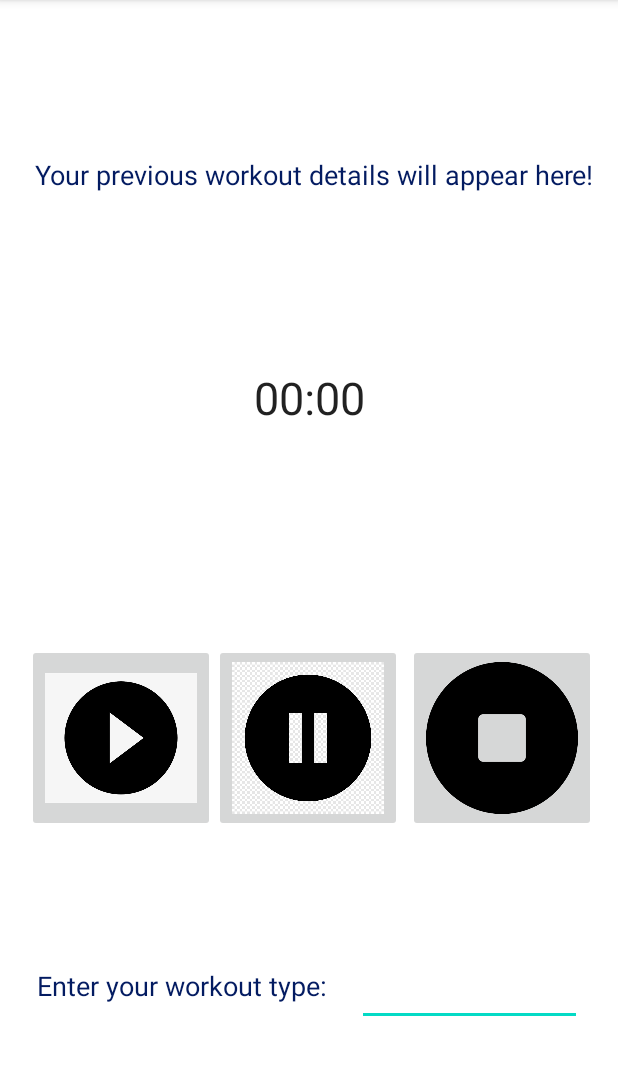
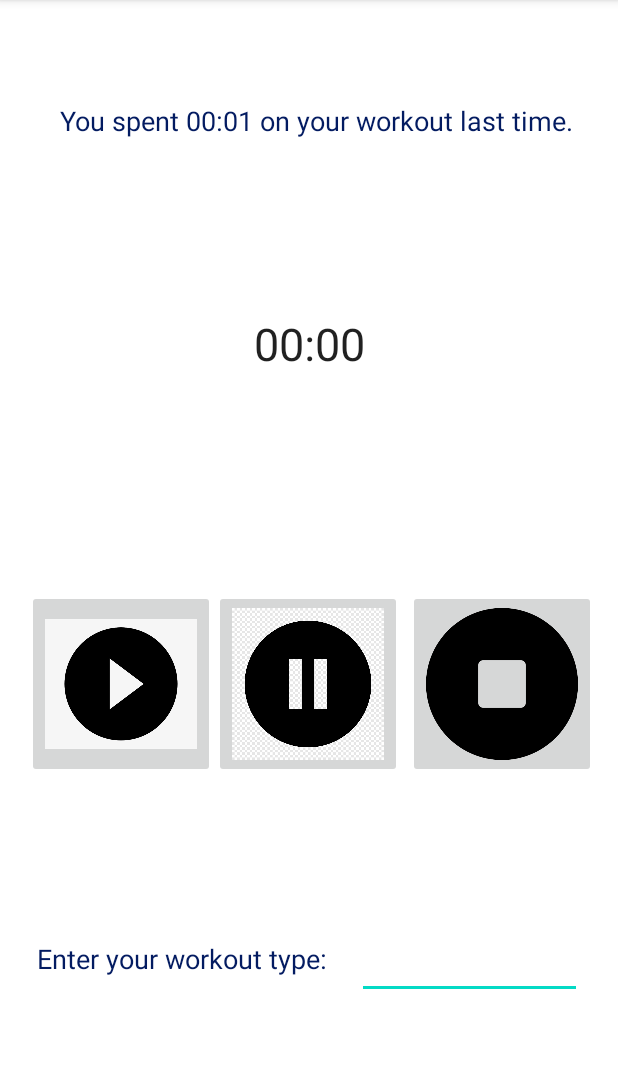
Before and after one commit to mtfernando/Task-4.1P-Workout-Timer, an Android app: the screen it shows after launch (MainActivity), after a tap on an icon or button, on a phone screen of 412 x 824 dp, the part 84-1159 px from its top. Run offline under Robolectric (Android 15) with nearby library versions, the phone set to English and light mode, and no system bars; 2 other taps on this screen came first.

Commit message:
SharedPreferences added
Application saves and displays previous workout details

```diff
--- a/app/src/main/java/com/example/task41pworkouttimer/MainActivity.java
+++ b/app/src/main/java/com/example/task41pworkouttimer/MainActivity.java
@@ -3,24 +3,38 @@ package com.example.task41pworkouttimer;
 import androidx.annotation.NonNull;
 import androidx.appcompat.app.AppCompatActivity;
 
+import android.content.SharedPreferences;
 import android.os.Bundle;
 import android.os.PersistableBundle;
 import android.os.SystemClock;
 import android.view.View;
 import android.widget.Chronometer;
+import android.widget.TextView;
+import android.widget.Toast;
 
 public class MainActivity extends AppCompatActivity {
 
     private Chronometer chronometer;
+    private TextView workoutTextView;
+    private TextView workoutTypeEditText;
     private long pauseOffset;
     private boolean running=false;
     private long chronotime;
+    private SharedPreferences sp;
+    public String workoutTime;
+    public String workoutType;
     @Override
     protected void onCreate(Bundle savedInstanceState) {
         super.onCreate(savedInstanceState);
         setContentView(R.layout.activity_main);
 
+        sp = getSharedPreferences("SharedPrefs", MODE_PRIVATE);
+
         chronometer = findViewById(R.id.chronometer2);
+        workoutTextView = findViewById(R.id.workoutTextView);
+        workoutTypeEditText = findViewById(R.id.editTextWorkoutType);
+
+        updateWorkoutDetails();
 
         if(savedInstanceState!=null){
 
@@ -46,9 +60,30 @@ public class MainActivity extends AppCompatActivity {
             @Override
             public void onChronometerTick(Chronometer chronometer)
             {
-                chronotime = SystemClock.elapsedRealtime() - chronometer.getBase();;
+                chronotime = SystemClock.elapsedRealtime() - chronometer.getBase();
             }
         });
+    }
+
+    //This function updates the text view with your previous workout details.
+    public void updateWorkoutDetails(){
+        System.out.println("Update function is running");
+
+        workoutTime = sp.getString("workoutTime", "");
+        workoutType = sp.getString("workoutType", "");
+
+        System.out.println(workoutTime);
+        System.out.println(workoutType);
+        if(!workoutTime.equals("")) {
+            System.out.println("Loop 1");
+            if(!workoutType.equals("")){
+                System.out.println("Loop 2");
+                workoutTextView.setText("You spent " + workoutTime + " on " + workoutType + " last time.");
+            }
+            else{
+                workoutTextView.setText("You spent " + workoutTime + " on your workout last time.");
+            }
+        }
     }
 
     public void onSaveInstanceState(Bundle savedInstanceState){
@@ -90,6 +125,35 @@ public class MainActivity extends AppCompatActivity {
     public void stopTimer(View view){
         chronometer.stop();
 
+        //Chronometer time to a string
+        int mins = (int)(chronotime/1000/60);
+        int secs = (int)((chronotime/1000)-(mins*60));
+        String minsStr = String.valueOf(mins);
+        String secsStr = String.valueOf(secs);
+
+        //Padding Zeros
+        if(mins<10){
+            minsStr = ("0"+minsStr);
+        }
+        if(secs<10){
+            secsStr = ("0"+secsStr);
+        }
+
+        String timeStr = (minsStr+":"+secsStr);
+        System.out.println(timeStr);
+
+        //Only updating shared preferences if an actual workout was done.
+        //Avoids accidentail erasing of previous workout details by clicking the stop button.
+        System.out.println(chronotime);
+        if(chronotime>0){
+            SharedPreferences.Editor workoutEdit = sp.edit();
+            workoutEdit.putString("workoutTime", timeStr);
+            workoutEdit.putString("workoutType", workoutTypeEditText.getText().toString());
+
+            workoutEdit.commit();
+            updateWorkoutDetails();
+        }
+
         //Reset chronometer base to current time - 00:00
         chronometer.setBase(SystemClock.elapsedRealtime());
 
@@ -98,6 +162,6 @@ public class MainActivity extends AppCompatActivity {
         chronotime = 0;
         running = false;
 
-        //TODO - UPDATE SHARED PREFERENCES WITH WORKOUT DETAILS
+        Toast.makeText(getApplicationContext(), "Stopwatch has been reset!", Toast.LENGTH_SHORT).show();
     }
 }
--- a/app/src/main/res/layout-land/activity_main.xml
+++ b/app/src/main/res/layout-land/activity_main.xml
@@ -76,7 +76,7 @@
             android:textSize="18sp" />
 
         <EditText
-            android:id="@+id/editTextTextPersonName"
+            android:id="@+id/editTextWorkoutType"
             android:layout_width="150dp"
             android:layout_height="wrap_content"
             android:layout_marginEnd="216dp"
--- a/app/src/main/res/layout/activity_main.xml
+++ b/app/src/main/res/layout/activity_main.xml
@@ -10,15 +10,15 @@
         android:id="@+id/workoutTextView"
         android:layout_width="wrap_content"
         android:layout_height="wrap_content"
+        android:layout_marginStart="25dp"
+        android:layout_marginTop="68dp"
         android:layout_marginEnd="16dp"
         android:text="Your previous workout details will appear here!"
         android:textColor="#031B61"
         android:textSize="18sp"
-        app:layout_constraintBottom_toBottomOf="parent"
         app:layout_constraintEnd_toEndOf="parent"
-        app:layout_constraintLeft_toLeftOf="parent"
-        app:layout_constraintTop_toTopOf="parent"
-        app:layout_constraintVertical_bias="0.14" />
+        app:layout_constraintStart_toStartOf="parent"
+        app:layout_constraintTop_toTopOf="parent" />
 
     <Chronometer
         android:id="@+id/chronometer2"
@@ -86,12 +86,12 @@
         android:textColor="#031B61"
         android:textSize="18sp"
         app:layout_constraintBottom_toBottomOf="parent"
-        app:layout_constraintEnd_toStartOf="@+id/editTextTextPersonName"
+        app:layout_constraintEnd_toStartOf="@+id/editTextWorkoutType"
         app:layout_constraintStart_toStartOf="parent"
         app:layout_constraintTop_toBottomOf="@+id/playButton" />
 
     <EditText
-        android:id="@+id/editTextTextPersonName"
+        android:id="@+id/editTextWorkoutType"
         android:layout_width="150dp"
         android:layout_height="wrap_content"
         android:layout_marginStart="10dp"
```
